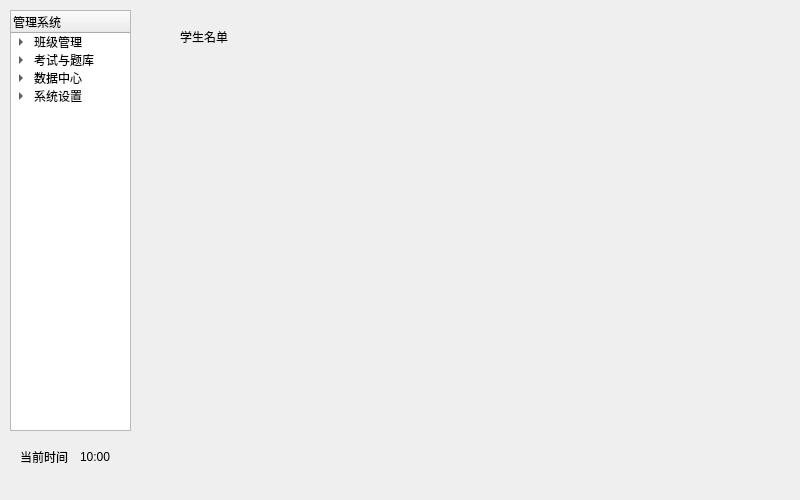
The window that project_testing_0302/menu_teacher.ui (MatthewVork/project_testing_0302) describes before a commit, drawn with Qt 5.
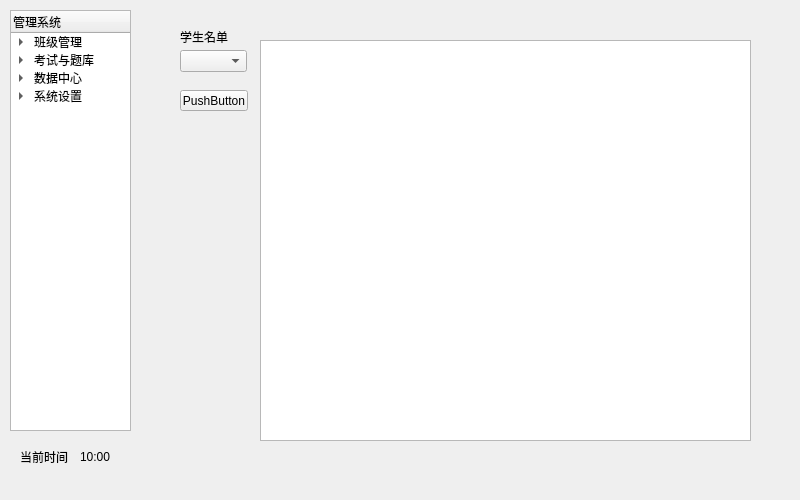
The same window after the commit. The open tabs and pages were chosen to show the change.

```diff
--- a/project_testing_0302/menu_teacher.ui
+++ b/project_testing_0302/menu_teacher.ui
@@ -51,6 +51,39 @@
       <string>学生名单</string>
      </property>
     </widget>
+    <widget class="QComboBox" name="comboBox_myClasses">
+     <property name="geometry">
+      <rect>
+       <x>20</x>
+       <y>30</y>
+       <width>67</width>
+       <height>22</height>
+      </rect>
+     </property>
+    </widget>
+    <widget class="QPushButton" name="btn_searchStudents">
+     <property name="geometry">
+      <rect>
+       <x>20</x>
+       <y>70</y>
+       <width>68</width>
+       <height>21</height>
+      </rect>
+     </property>
+     <property name="text">
+      <string>PushButton</string>
+     </property>
+    </widget>
+    <widget class="QTableWidget" name="tableWidget_students">
+     <property name="geometry">
+      <rect>
+       <x>100</x>
+       <y>20</y>
+       <width>491</width>
+       <height>401</height>
+      </rect>
+     </property>
+    </widget>
    </widget>
    <widget class="QWidget" name="page2">
     <widget class="QLabel" name="label_6">
```
Left out of the diff: 36 changed lines with no effect on the pictures.
